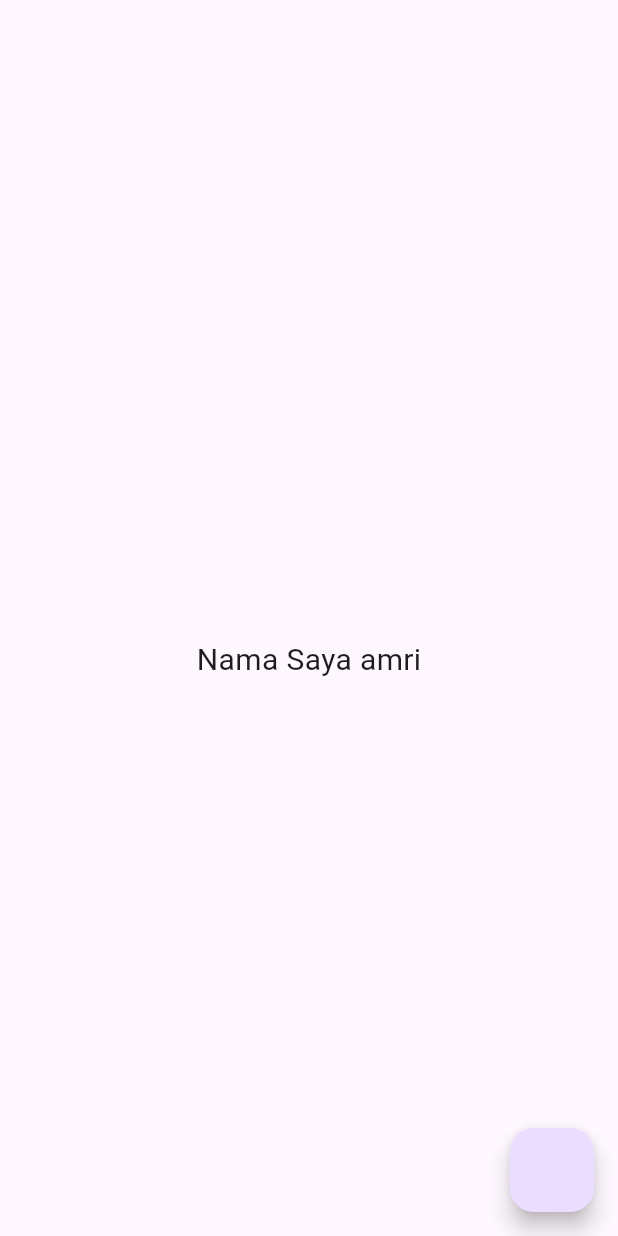
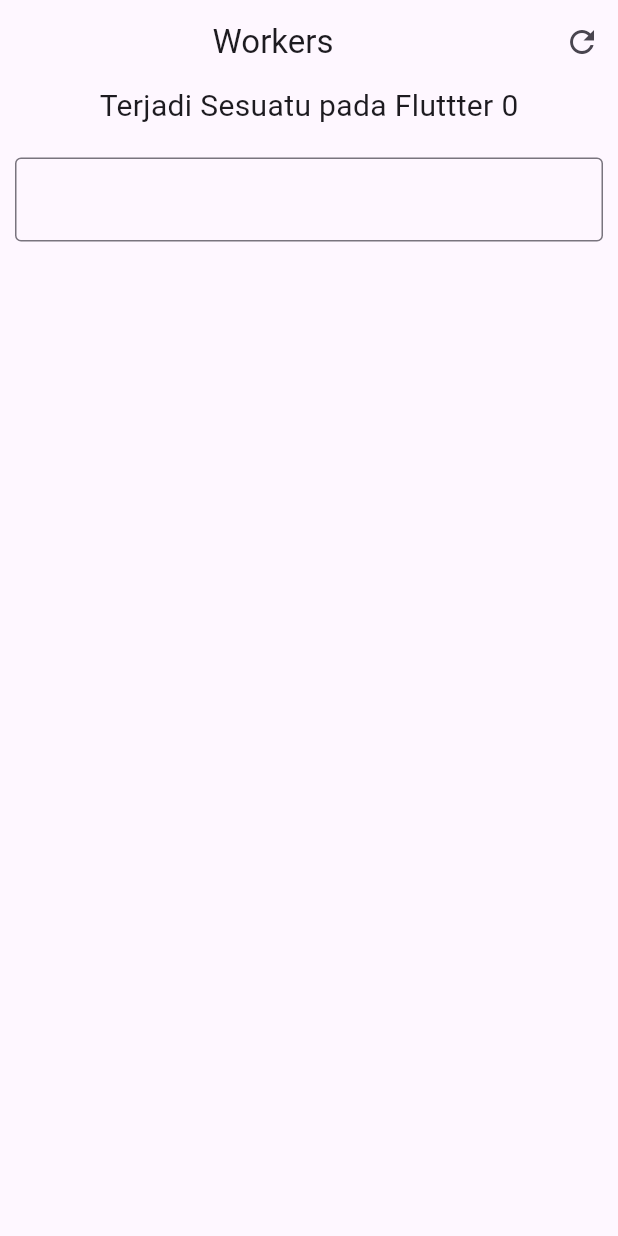
Before and after one commit to yahyaroot/GetX, a Flutter app: the screen it shows after launch, on a phone screen of 412 x 824 dp. Run offline on Flutter 3.47's test engine with Material 3 defaults, Android fonts, the phone set to English and light mode, and no system bars; our stand-ins replace get.

Commit message:
learning worker

```diff
--- /dev/null
+++ b/lib/kuldiproject/controller/my_controller.dart
@@ -0,0 +1,67 @@
+import 'package:get/get.dart';
+
+
+class myController extends GetxController {
+
+  var myCount = 0.obs;
+
+
+  var Data = 0.obs;
+
+
+  void increment() => myCount++;
+
+
+  void reset() => myCount.value = 0;
+
+
+  @override
+
+  void onInit() {
+
+    // TODO: implement onInit
+
+
+    print("oninit");
+
+
+// Ever Akan dijalakan terus yang dilister dari varibel myCount
+
+
+// ever(myCount, (_) => print("Ever Dijalakan"));
+
+
+// Ever All Akan dijalakan terus yang dilister dari varibel myCount biasanya berentuk List
+
+
+// everAll([myCount, Data], (_) => print("Ever All Dijalakan"));
+
+
+// Once Akan dijalakan sekali yang dilister dari varibel myCount
+
+
+    // once(myCount, (_) => print("Once Dijalakan"));
+
+
+    // Debounce Akan dijalakan sekali yang dilister dari varibel myCount biasanya digunakan untuk Search
+
+
+    // debounce(myCount, (_) => print("Debouce Dijalakan"),
+
+
+    //     time: Duration(seconds: 3));
+
+
+    // Interval Akan dijalakan  sesuai dengan waktu yang telah ditentukan dari varibel myCount biasanya digunakan untuk Search
+
+
+    interval(myCount, (_) => print("Debouce Dijalakan"),
+
+        time: Duration(seconds: 3));
+
+
+    super.onInit();
+
+  }
+
+}
--- /dev/null
+++ b/lib/kuldiproject/home_3.dart
@@ -0,0 +1,67 @@
+import 'package:flutter/material.dart';
+
+import 'package:get/get.dart';
+
+import 'package:learngetx/kuldiproject/controller/my_controller.dart';
+
+
+class PageWorker extends StatelessWidget {
+
+  const PageWorker({super.key});
+
+
+  @override
+
+  Widget build(BuildContext context) {
+
+    final myCounter = Get.put(myController());
+
+
+    return Scaffold(
+
+      appBar: AppBar(title: Center(child: Text("Workers")), actions: [
+
+        IconButton(
+            onPressed: () => myCounter.reset(), icon: Icon(Icons.refresh)),
+
+      ]),
+
+      body: Center(
+
+          child: Column(
+
+        children: [
+
+          Obx(() => Text("Terjadi Sesuatu pada Fluttter ${myCounter.myCount}",
+
+              style: TextStyle(fontSize: 20))),
+
+          SizedBox(
+
+            height: 10,
+
+          ),
+
+          Padding(
+
+            padding: const EdgeInsets.all(10.0),
+
+            child: TextField(
+
+              onChanged: (_) => myCounter.increment(),
+
+              decoration: InputDecoration(border: OutlineInputBorder()),
+
+            ),
+
+          )
+
+        ],
+
+      )),
+
+    );
+
+  }
+
+}
--- a/lib/main.dart
+++ b/lib/main.dart
@@ -1,6 +1,5 @@
 import 'package:flutter/material.dart';
-import 'package:get/get.dart';
-import 'package:learngetx/kuldiproject/home_2.dart';
+import 'package:learngetx/kuldiproject/home_3.dart';
 
 void main() {
   runApp(MyApp());
@@ -35,11 +34,21 @@ void main() {
 // }
 
 // //  Kuldi Project Tutor 2
+// class MyApp extends StatelessWidget {
+//   @override
+//   Widget build(BuildContext context) {
+//     return GetMaterialApp(
+//       home: HomePage2(),
+//     );
+//   }
+// }
+
+//  Materi Worker
 class MyApp extends StatelessWidget {
   @override
   Widget build(BuildContext context) {
-    return GetMaterialApp(
-      home: HomePage2(),
+    return MaterialApp(
+      home: PageWorker(),
     );
   }
 }
```
